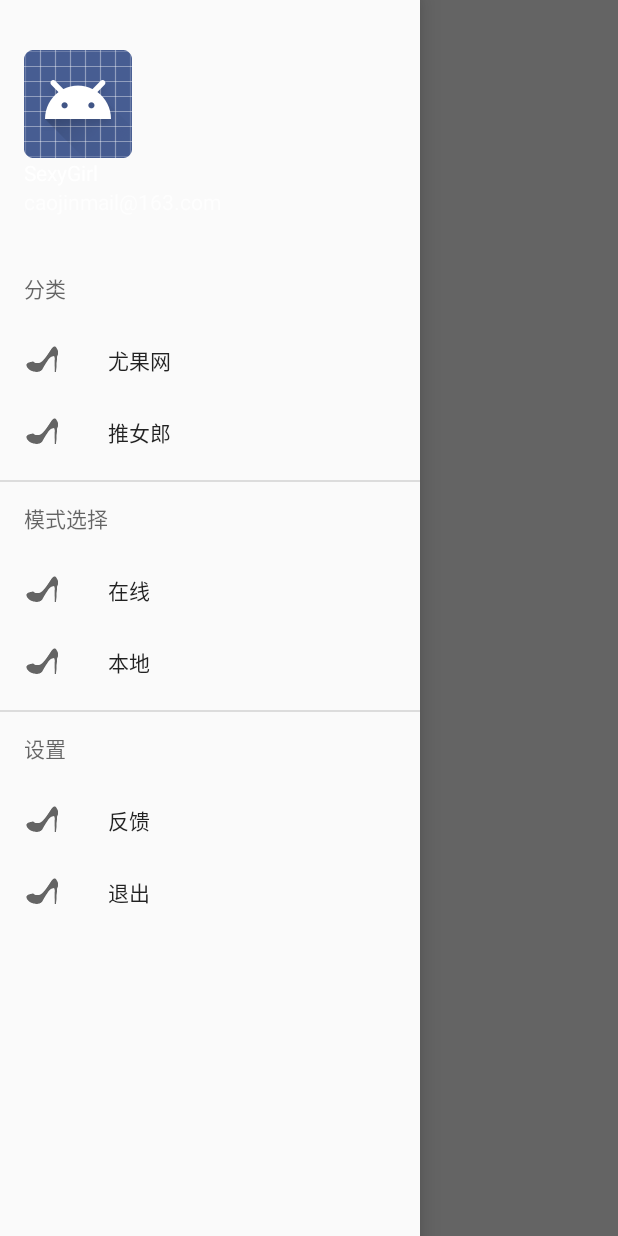
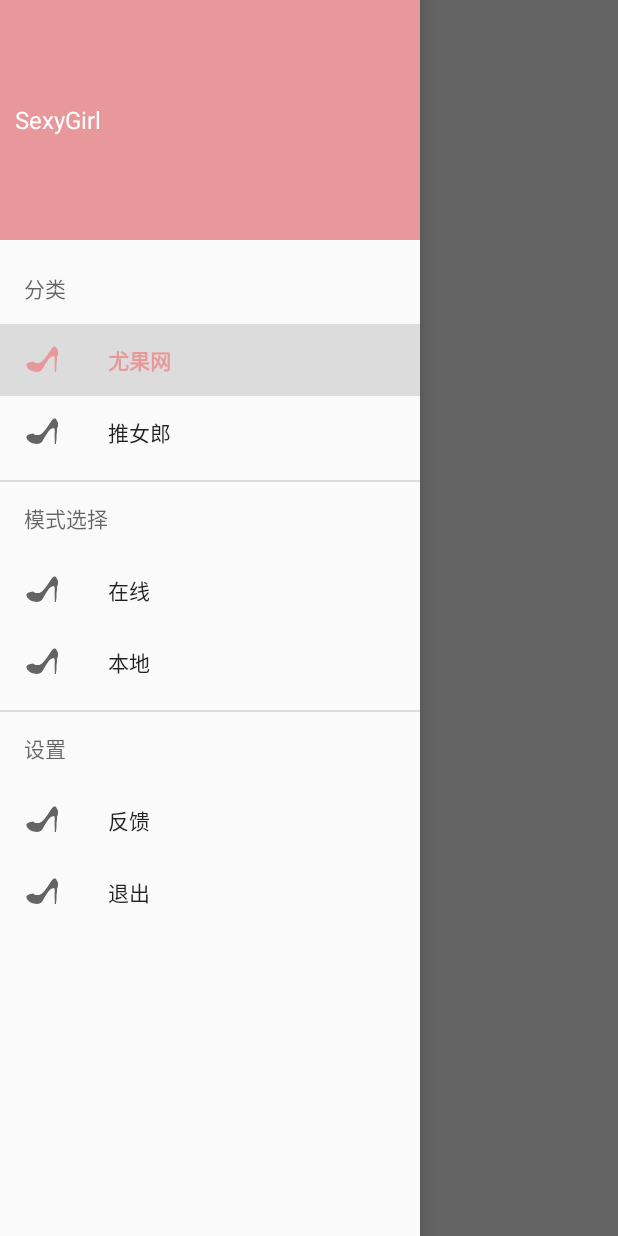
Before and after one commit to lord19871207/SexyGirl, an Android app: the screen it shows after launch (MainActivity), with the side drawer open, on a phone screen of 412 x 824 dp. Run offline under Robolectric (Android 15) with nearby library versions, the phone set to English and light mode, and no system bars; libraries missing offline, so code that uses them is left out: com.alibaba.fastjson, com.loopj.android, com.nostra13.universalimageloader, cz.msebera.android, im.fir.sdk; 6 statements that could not run were skipped.

Commit message:
1:更新部分UI

```diff
--- a/app/build.gradle
+++ b/app/build.gradle
@@ -8,8 +8,8 @@ android {
         applicationId "com.vgaw.sexygirl"
         minSdkVersion 14
         targetSdkVersion 23
-        versionCode 1
-        versionName "1.0.0"
+        versionCode 2
+        versionName "1.0.1"
     }
     buildTypes {
         release {
--- a/app/src/main/java/com/vgaw/sexygirl/Utils/ImageUtil.java
+++ b/app/src/main/java/com/vgaw/sexygirl/Utils/ImageUtil.java
@@ -16,10 +16,10 @@ public class ImageUtil {
     public static void init(Context context) {
         DisplayImageOptions options = new DisplayImageOptions.Builder()
                 .cacheInMemory(true)
-                .imageScaleType(ImageScaleType.EXACTLY)
                 .build();
         ImageLoaderConfiguration config = new ImageLoaderConfiguration.Builder(context)
                 .defaultDisplayImageOptions(options)
+                .denyCacheImageMultipleSizesInMemory()
                 .build();
         ImageLoader.getInstance().init(config);
     }
--- a/app/src/main/java/com/vgaw/sexygirl/activity/MainActivity.java
+++ b/app/src/main/java/com/vgaw/sexygirl/activity/MainActivity.java
@@ -28,11 +28,13 @@ import im.fir.sdk.VersionCheckCallback;
 public class MainActivity extends BaseActivity {
     private OneFragment oneFragment;
     private LocalOneFragment localOneFragment;
+    private DrawerLayout drawerLayout;
     @Override
     protected void onCreate(Bundle savedInstanceState) {
         super.onCreate(savedInstanceState);
         setContentView(R.layout.activity_main);
-        checkUpdate();
+        drawerLayout = (DrawerLayout) findViewById(R.id.drawer_layout);
+        proFirst();
         proNavigationView();
 
         oneFragment = new OneFragment();
@@ -43,9 +45,11 @@ public class MainActivity extends BaseActivity {
 
     private void proNavigationView(){
         NavigationView navigationView = (NavigationView) findViewById(R.id.nav_view);
+        navigationView.setCheckedItem(R.id.nav_ugirl);
         navigationView.setNavigationItemSelectedListener(new NavigationView.OnNavigationItemSelectedListener() {
             @Override
             public boolean onNavigationItemSelected(MenuItem item) {
+                drawerLayout.closeDrawer(GravityCompat.START);
                 switch (item.getItemId()){
                     // 尤果网
                     case R.id.nav_ugirl:
@@ -66,24 +70,28 @@ public class MainActivity extends BaseActivity {
                         finish();
                         break;
                 }
-                return false;
+                return true;
             }
         });
     }
 
-    @Override
-    protected void onResume() {
-        super.onResume();
+    /**
+     * 为了防止第一次弹出动画和更新对话框同时打开，所以将更新放在此处
+     */
+    private void proFirst(){
         if (PreferenceUtil.isFirst()){
-            final DrawerLayout drawerLayout = (DrawerLayout) findViewById(R.id.drawer_layout);
             drawerLayout.openDrawer(GravityCompat.START);
             drawerLayout.postDelayed(new Runnable() {
                 @Override
                 public void run() {
                     drawerLayout.closeDrawer(GravityCompat.START);
                     PreferenceUtil.setFirst();
+
+                    checkUpdate();
                 }
             }, 1000);
+        }else {
+            checkUpdate();
         }
     }
 
@@ -99,9 +107,8 @@ public class MainActivity extends BaseActivity {
 
     @Override
     public void onBackPressed() {
-        DrawerLayout drawer = (DrawerLayout) findViewById(R.id.drawer_layout);
-        if (drawer.isDrawerOpen(GravityCompat.START)) {
-            drawer.closeDrawer(GravityCompat.START);
+        if (drawerLayout.isDrawerOpen(GravityCompat.START)) {
+            drawerLayout.closeDrawer(GravityCompat.START);
         } else {
             super.onBackPressed();
         }
@@ -117,11 +124,6 @@ public class MainActivity extends BaseActivity {
                     new UpdateDialog(MainActivity.this, bean).show();
                 }
             }
-
-            @Override
-            public void onFail(Exception e) {
-                super.onFail(e);
-            }
         });
     }
 }
--- a/app/src/main/java/com/vgaw/sexygirl/fragment/OneFragment.java
+++ b/app/src/main/java/com/vgaw/sexygirl/fragment/OneFragment.java
@@ -73,13 +73,6 @@ public class OneFragment extends Fragment {
         gv.setAdapter(adapter);
 
         getNext();
-
-        getView().findViewById(R.id.btn_next).setOnClickListener(new View.OnClickListener() {
-            @Override
-            public void onClick(View v) {
-                getNext();
-            }
-        });
     }
 
     private void initRefreshView(View view) {
--- a/app/src/main/java/com/vgaw/sexygirl/ui/loadmore/dialog/UpdateDialog.java
+++ b/app/src/main/java/com/vgaw/sexygirl/ui/loadmore/dialog/UpdateDialog.java
@@ -49,15 +49,15 @@ public class UpdateDialog {
                 .create();
 
         TextView message = (TextView) view.findViewById(R.id.update_message);
-        message.setText(bean.getChangelog());
+        message.setText("更新内容:\n" + bean.getChangelog());
         progressbar = (ProgressBar) view.findViewById(R.id.update_progressbar);
         update = (TextView) view.findViewById(R.id.update_btn);
 
-        ColorStateList redColors = ColorStateList.valueOf(0xffff0000);
+        ColorStateList redColors = ColorStateList.valueOf(context.getResources().getColor(R.color.gray));
         SpannableStringBuilder spanBuilder = new SpannableStringBuilder("立即更新(" + bean.getBinary().getFsize() + "M)");
         //style 为0 即是正常的，还有Typeface.BOLD(粗体) Typeface.ITALIC(斜体)等
         //size  为0 即采用原始的正常的 size大小
-        spanBuilder.setSpan(new TextAppearanceSpan(null, 0, 40, redColors, null), 4, spanBuilder.length(), Spanned.SPAN_EXCLUSIVE_INCLUSIVE);
+        spanBuilder.setSpan(new TextAppearanceSpan(null, 0, context.getResources().getDimensionPixelSize(R.dimen.txt_14), redColors, null), 4, spanBuilder.length(), Spanned.SPAN_EXCLUSIVE_INCLUSIVE);
 
         update.setText(spanBuilder);
         update.setOnClickListener(new View.OnClickListener() {
--- a/app/src/main/res/layout/activity_feedback.xml
+++ b/app/src/main/res/layout/activity_feedback.xml
@@ -2,7 +2,6 @@
 <LinearLayout xmlns:android="http://schemas.android.com/apk/res/android"
     android:layout_width="match_parent"
     android:layout_height="match_parent"
-    android:background="@color/background"
     android:orientation="vertical">
 
     <include layout="@layout/back_title"/>
--- a/app/src/main/res/layout/activity_two.xml
+++ b/app/src/main/res/layout/activity_two.xml
@@ -1,8 +1,7 @@
 <?xml version="1.0" encoding="utf-8"?>
 <FrameLayout xmlns:android="http://schemas.android.com/apk/res/android"
     android:layout_width="match_parent"
-    android:layout_height="match_parent"
-    android:background="@color/background">
+    android:layout_height="match_parent">
 
     <com.vgaw.sexygirl.ui.loadmore.LoadMoreListViewContainer
         android:id="@+id/load_more_list_view_container"
--- a/app/src/main/res/layout/cube_views_load_more_default_footer.xml
+++ b/app/src/main/res/layout/cube_views_load_more_default_footer.xml
@@ -5,9 +5,9 @@
 
     <TextView
         android:id="@+id/cube_views_load_more_default_footer_text_view"
-        android:layout_width="fill_parent"
-        android:layout_height="80dp"
-        android:textColor="@android:color/black"
+        android:layout_width="match_parent"
+        android:layout_height="@dimen/space_80"
+        android:textColor="@color/gray"
         android:layout_centerInParent="true"
         android:gravity="center" />
 
--- a/app/src/main/res/layout/dialog_update.xml
+++ b/app/src/main/res/layout/dialog_update.xml
@@ -4,7 +4,6 @@
     android:layout_height="wrap_content"
     android:layout_marginLeft="@dimen/space_20"
     android:layout_marginRight="@dimen/space_20"
-    android:background="@color/background"
     android:orientation="vertical">
 
 
@@ -16,7 +15,8 @@
         android:paddingBottom="@dimen/space_10"
         android:paddingTop="@dimen/space_10"
         android:text="发现新版本"
-        android:textSize="@dimen/txt_20" />
+        android:textSize="@dimen/txt_20"
+        android:textColor="@color/dark_gray"/>
 
     <TextView
         android:id="@+id/update_message"
--- a/app/src/main/res/layout/fragment_one.xml
+++ b/app/src/main/res/layout/fragment_one.xml
@@ -14,10 +14,4 @@
             android:layout_width="match_parent"
             android:layout_height="match_parent"></com.vgaw.sexygirl.ui.loadmore.GridViewWithHeaderAndFooter>
     </com.vgaw.sexygirl.ui.loadmore.LoadMoreGridViewContainer>
-
-    <Button
-        android:id="@+id/btn_next"
-        android:layout_width="match_parent"
-        android:layout_height="40dp"
-        android:text="下一页" />
 </LinearLayout>
--- a/app/src/main/res/layout/item_two.xml
+++ b/app/src/main/res/layout/item_two.xml
@@ -6,6 +6,5 @@
     <ImageView
         android:id="@+id/iv_head_item"
         android:layout_width="match_parent"
-        android:layout_height="wrap_content"
-        android:scaleType="centerInside"/>
+        android:layout_height="wrap_content"/>
 </FrameLayout>
--- a/app/src/main/res/layout/nav_header_main.xml
+++ b/app/src/main/res/layout/nav_header_main.xml
@@ -1,31 +1,18 @@
 <?xml version="1.0" encoding="utf-8"?>
-<LinearLayout xmlns:android="http://schemas.android.com/apk/res/android"
+<FrameLayout xmlns:android="http://schemas.android.com/apk/res/android"
     android:layout_width="match_parent"
     android:layout_height="160dp"
     android:gravity="bottom"
     android:orientation="vertical"
-    android:paddingBottom="@dimen/activity_vertical_margin"
-    android:paddingLeft="@dimen/activity_horizontal_margin"
-    android:paddingRight="@dimen/activity_horizontal_margin"
-    android:paddingTop="@dimen/activity_vertical_margin"
-    android:theme="@style/ThemeOverlay.AppCompat.Dark">
+    android:padding="@dimen/space_10"
+    android:background="@color/colorPrimary">
 
-    <ImageView
-        android:id="@+id/imageView"
+    <TextView
         android:layout_width="wrap_content"
         android:layout_height="wrap_content"
-        android:src="@android:drawable/sym_def_app_icon" />
+        android:text="SexyGirl"
+        android:textSize="@dimen/txt_16"
+        android:textColor="@android:color/white"
+        android:layout_gravity="center_vertical|left"/>
 
-    <TextView
-        android:layout_width="match_parent"
-        android:layout_height="wrap_content"
-        android:text="SexyGirl"
-        android:textAppearance="@style/TextAppearance.AppCompat.Body1" />
-
-    <TextView
-        android:id="@+id/textView"
-        android:layout_width="wrap_content"
-        android:layout_height="wrap_content"
-        android:text="caojinmail@163.com" />
-
-</LinearLayout>
+</FrameLayout>
--- a/app/src/main/res/menu/activity_main_drawer.xml
+++ b/app/src/main/res/menu/activity_main_drawer.xml
@@ -3,6 +3,7 @@
 
     <item android:title="分类">
         <menu>
+            <group android:checkableBehavior="single">
                 <item
                     android:id="@+id/nav_ugirl"
                     android:icon="@mipmap/ic_launcher"
@@ -11,11 +12,13 @@
                     android:id="@+id/nav_tuigirl"
                     android:icon="@mipmap/ic_launcher"
                     android:title="推女郎" />
+            </group>
         </menu>
     </item>
 
     <item android:title="模式选择">
         <menu>
+            <group android:checkableBehavior="single">
                 <item
                     android:id="@+id/nav_online"
                     android:icon="@mipmap/ic_launcher"
@@ -24,11 +27,13 @@
                     android:id="@+id/nav_local"
                     android:icon="@mipmap/ic_launcher"
                     android:title="本地" />
+            </group>
         </menu>
     </item>
 
     <item android:title="设置">
         <menu>
+            <group android:checkableBehavior="single">
                 <item
                     android:id="@+id/nav_feedback"
                     android:icon="@mipmap/ic_launcher"
@@ -37,6 +42,7 @@
                     android:id="@+id/nav_quit"
                     android:icon="@mipmap/ic_launcher"
                     android:title="退出" />
+            </group>
         </menu>
     </item>
 </menu>
--- a/app/src/main/res/values/dimens.xml
+++ b/app/src/main/res/values/dimens.xml
@@ -1,8 +1,4 @@
 <resources>
-    <!-- Default screen margins, per the Android Design guidelines. -->
-    <dimen name="activity_horizontal_margin">16dp</dimen>
-    <dimen name="activity_vertical_margin">16dp</dimen>
-
     <dimen name="txt_1">1sp</dimen>
     <dimen name="txt_2">2sp</dimen>
     <dimen name="txt_3">3sp</dimen>
```
Also changed, not shown: app/src/main/java/com/vgaw/sexygirl/ui/loadmore/LoadMoreDefaultFooterView.java (+5 -5 lines), app/src/main/res/layout/fragment_two.xml (deleted, +0 -18 lines), 1 other file. Lines whose indentation alone changed are shown as unchanged.
